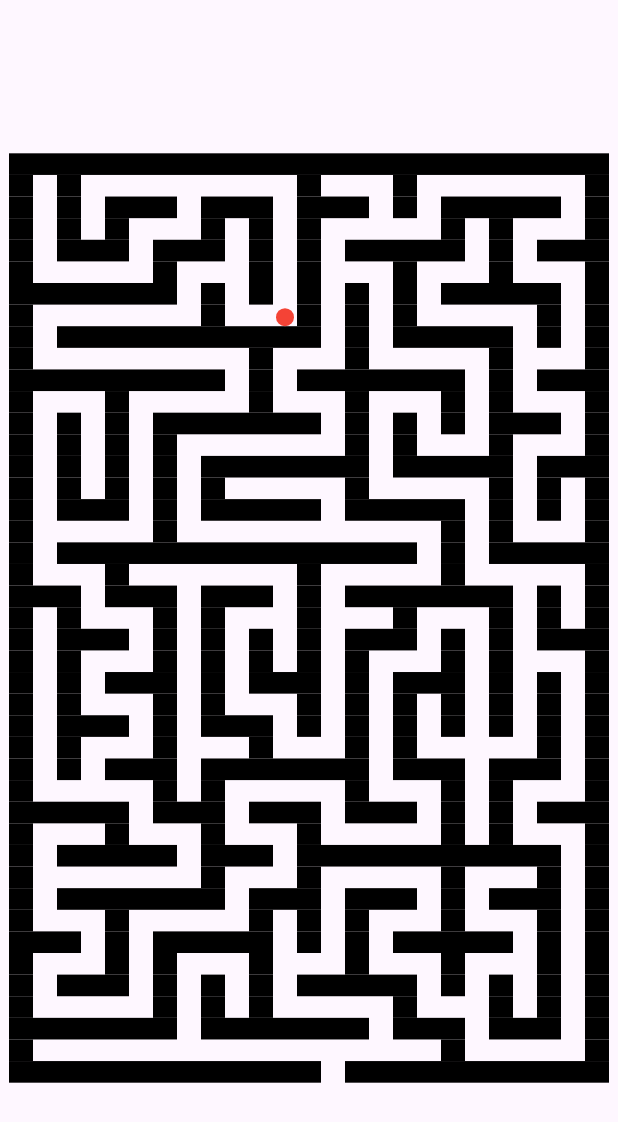
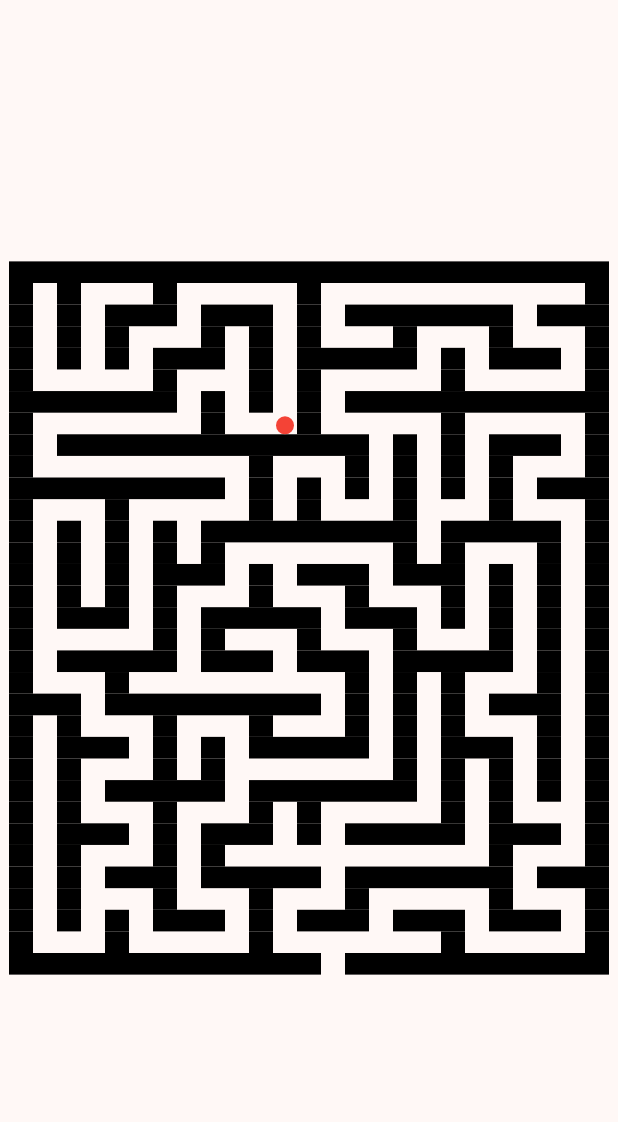
Before and after one commit to LeoF-07/Labirinto, a Flutter app: the screen it shows after launch, after a tap on "Inizia Partita", on a phone screen of 412 x 824 dp. Shown: the top 1122 px of the screen. Run offline on Flutter 3.47's test engine with Material 3 defaults, Android fonts, the phone set to English and light mode, and no system bars; our stand-ins replace flutter_screenutil, sensors_plus.

Commit message:
Aggiunta decorazioni

```diff
--- a/lib/homepage.dart
+++ b/lib/homepage.dart
@@ -12,6 +12,8 @@ class MyHomePage extends StatefulWidget {
 }
 
 class _MyHomePageState extends State<MyHomePage> {
+  GlobalKey<SwipeSelectorState> selectorKey = GlobalKey();
+
   final List<Offset> offsets = [
     Offset(100.h, 120.w),
     Offset(130.h, 120.w),
@@ -39,6 +41,29 @@ class _MyHomePageState extends State<MyHomePage> {
       );
     }
 
+    children.add(
+      Positioned(
+        top: 140.h,
+        left: 210.w,
+        child: Image.asset("assets/images/logo_no_bg.png", width: 50.w,),
+      )
+    );
+
+    children.add(
+      Positioned(
+        top: offsets[3].dx - 8.h,
+        left: offsets[3].dy - 2.w,
+        child: Container(
+          width: 10.w,
+          height: 10.h,
+          decoration: BoxDecoration(
+            color: Colors.red,
+            shape: BoxShape.circle,
+          ),
+        )
+      )
+    );
+
     Stack stack = Stack(
       children: children,
     );
@@ -46,7 +71,8 @@ class _MyHomePageState extends State<MyHomePage> {
   }
 
   void startGame(){
-    Navigator.push(context, MaterialPageRoute(builder: (context) => MazePage()));
+    int difficulty = selectorKey.currentState!.index;
+    Navigator.push(context, MaterialPageRoute(builder: (context) => MazePage(difficulty: difficulty)));
   }
 
   @override
@@ -59,20 +85,39 @@ class _MyHomePageState extends State<MyHomePage> {
           children: [
             Container(
               width: double.infinity,
-              height: 300.h,
+              height: 250.h,
               margin: EdgeInsets.only(bottom: 30.h),
               child: titolo,
+            ),
+            Container(
+              constraints: BoxConstraints(maxWidth: 200.w),
+              margin: EdgeInsets.only(bottom: 80.h),
+              child: Text("Inclina il tuo telefono per muovere la pallina lungo il labirinto e raggiungi l'uscita!", style: TextStyle(fontSize: 15.w), textAlign: TextAlign.center),
             ),
             Align(
               alignment: Alignment.center,
               child: Padding(padding: EdgeInsets.only(bottom: 10.h), child: Text("Difficoltà", style: TextStyle(fontSize: 15.w))),
             ),
-            SwipeSelector(),
-            SizedBox(height: 200.h),
+            SwipeSelector(key: selectorKey),
+            SizedBox(height: 150.h),
             ElevatedButton(
               onPressed: startGame,
-              child: Text("Inizia Partita"),
+              style: ElevatedButton.styleFrom(
+                backgroundColor: Colors.orange,
+                foregroundColor: Colors.black,
+                padding: EdgeInsets.symmetric(horizontal: 24.w, vertical: 12.h),
+                shape: RoundedRectangleBorder(
+                  borderRadius: BorderRadius.circular(20.w),
+                ),
+                elevation: 6,
+                shadowColor: Colors.black45,
+              ),
+              child: Text(
+                "Inizia Partita",
+                style: TextStyle(fontSize: 18, fontWeight: FontWeight.bold),
+              ),
             )
+
           ],
         )
       ),
--- a/lib/main.dart
+++ b/lib/main.dart
@@ -19,7 +19,7 @@ class MyApp extends StatelessWidget {
       builder: (_, child) => MaterialApp(
           title: 'Labirinto',
           theme: ThemeData(
-            colorScheme: ColorScheme.fromSeed(seedColor: Colors.deepPurple),
+            colorScheme: ColorScheme.fromSeed(seedColor: Colors.deepOrange),
           ),
           home: child,
       ),
--- a/lib/maze_page.dart
+++ b/lib/maze_page.dart
@@ -9,15 +9,17 @@ import 'maze.dart';
 import 'maze_painter.dart';
 
 class MazePage extends StatefulWidget{
-  const MazePage({super.key});
+  final int difficulty;
+
+  const MazePage({super.key, required this.difficulty});
 
   @override
   State<MazePage> createState() => MazePageState();
 }
 
 class MazePageState extends State<MazePage>{
-  int rows = 43;
-  int cols = 25;
+  late int rows;
+  late int cols;
 
   late StreamSubscription<AccelerometerEvent> accelSub;
   bool falling = true;
@@ -31,6 +33,21 @@ class MazePageState extends State<MazePage>{
 
   @override
   void initState() {
+    switch(widget.difficulty){
+      case 0:
+        rows = 25;
+        cols = 25;
+        break;
+      case 1:
+        rows = 33;
+        cols = 25;
+        break;
+      case 2:
+        rows = 43;
+        cols = 25;
+        break;
+    }
+
     mazeWidth = (cols * 16).w;
     mazeHeight = (rows * 16).h;
 
--- a/lib/swipe_selector.dart
+++ b/lib/swipe_selector.dart
@@ -60,12 +60,19 @@ class SwipeSelectorState extends State<SwipeSelector> {
 
   double notSelectedWidth = 70.w;
   double notSelectedHeight = 50.h;
-  double selectedWidth = 110.w;
+  double selectedWidth = 120.w;
   double selectedHeight = 50.h;
 
   Offset computeOffset(int itemIndex, int selectedIndex) {
+    /*
     double centerX = 145.w;
     double leftSpacing = 70.w;
+    double rightSpacing = 110.w;
+    double height = 0.h;
+    */
+
+    double centerX = 145.w;
+    double leftSpacing = 60.w;
     double rightSpacing = 110.w;
     double height = 0.h;
 
@@ -75,7 +82,7 @@ class SwipeSelectorState extends State<SwipeSelector> {
       return Offset(centerX + relative * leftSpacing, height);
     }
     else if(selectedIndex == 0 && relative > 0){
-      return Offset(centerX + relative * leftSpacing + 30.w, height);
+      return Offset(centerX + relative * leftSpacing + 50.w, height);
     }
 
     if (relative == 0) {
@@ -106,7 +113,7 @@ class SwipeSelectorState extends State<SwipeSelector> {
           height: index == i ? selectedHeight : notSelectedHeight,
           width: index == i ? selectedWidth : notSelectedWidth,
           child: Container(
-            alignment: Alignment.center,
+            alignment: Alignment.centerLeft,
             //color: Colors.white,
             child: Text(
               items[i],
@@ -129,7 +136,7 @@ class SwipeSelectorState extends State<SwipeSelector> {
         width: double.infinity,
         height: 50.h,
         margin: EdgeInsets.only(bottom: 50.h, left: 10.w, right: 10.w),
-        decoration: BoxDecoration(border: Border.all(width: 0.8.w), borderRadius: BorderRadius.circular(10.w)),
+        decoration: BoxDecoration(color: Colors.orange, /*border: Border.all(width: 0.8.w),*/ borderRadius: BorderRadius.circular(10.w)),
         child: Stack(children: positioneds),
       ),
     );
```
Also changed, not shown: pubspec.yaml (+7 -3 lines), assets/images/logo.png (added), assets/images/logo_no_bg.png (added), pubspec.lock, 5 other files.
